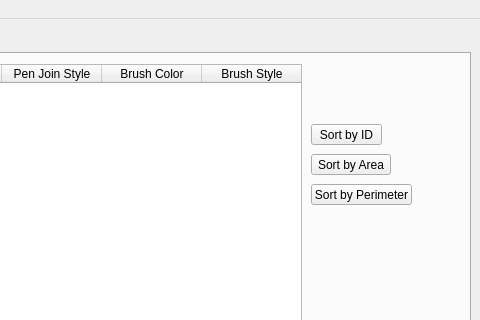
This is CoolCats/maininterface.ui in 25wes25/include-dad- as Qt 5 draws it before an edit; both pictures show x 820 to 1300 and y 0 to 320 of the 1300 by 700 pixel window. The edited form follows.
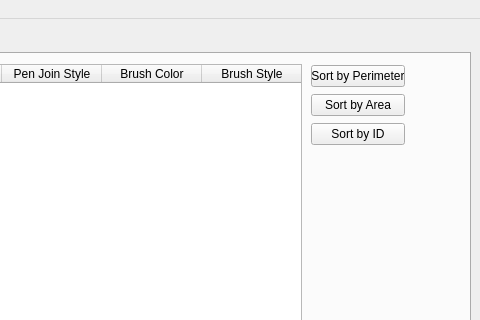
This is the edited form. The open tabs and pages were chosen to show the change.

Diff of the .ui file:
```diff
--- a/CoolCats/maininterface.ui
+++ b/CoolCats/maininterface.ui
@@ -720,44 +720,38 @@
          </property>
         </column>
        </widget>
-       <widget class="QPushButton" name="button_SortID">
+       <widget class="QWidget" name="layoutWidget">
         <property name="geometry">
          <rect>
           <x>1120</x>
-          <y>70</y>
-          <width>71</width>
-          <height>21</height>
+          <y>10</y>
+          <width>94</width>
+          <height>83</height>
          </rect>
         </property>
-        <property name="text">
-         <string>Sort by ID</string>
-        </property>
-       </widget>
-       <widget class="QPushButton" name="button_SortArea">
-        <property name="geometry">
-         <rect>
-          <x>1120</x>
-          <y>100</y>
-          <width>80</width>
-          <height>21</height>
-         </rect>
-        </property>
-        <property name="text">
-         <string>Sort by Area</string>
-        </property>
-       </widget>
-       <widget class="QPushButton" name="button_SortPerimeter">
-        <property name="geometry">
-         <rect>
-          <x>1120</x>
-          <y>130</y>
-          <width>101</width>
-          <height>21</height>
-         </rect>
-        </property>
-        <property name="text">
-         <string>Sort by Perimeter</string>
-        </property>
+        <layout class="QVBoxLayout" name="verticalLayout">
+         <item>
+          <widget class="QPushButton" name="button_SortPerimeter">
+           <property name="text">
+            <string>Sort by Perimeter</string>
+           </property>
+          </widget>
+         </item>
+         <item>
+          <widget class="QPushButton" name="button_SortArea">
+           <property name="text">
+            <string>Sort by Area</string>
+           </property>
+          </widget>
+         </item>
+         <item>
+          <widget class="QPushButton" name="button_SortID">
+           <property name="text">
+            <string>Sort by ID</string>
+           </property>
+          </widget>
+         </item>
+        </layout>
        </widget>
       </widget>
      </widget>
```
Left out of the diff: 4 changed lines with no effect on the pictures.
